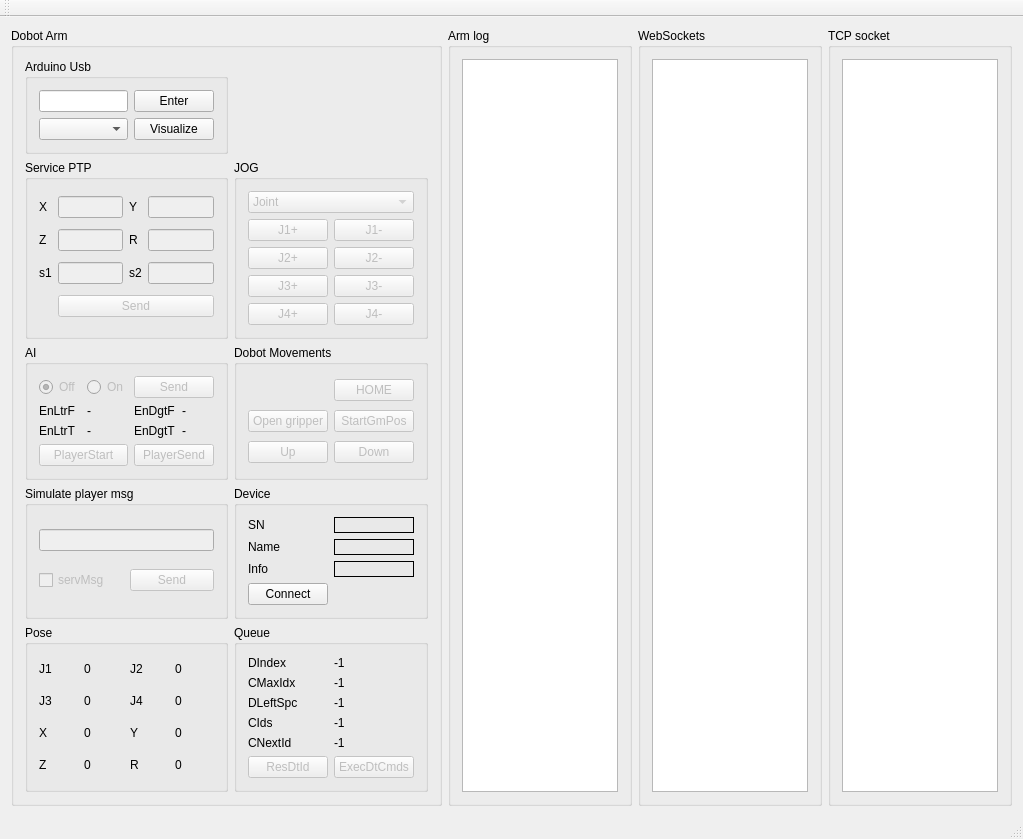
Above: mainwindow.ui from marianexyx/DobotChess before the change. Below: the same form after it.
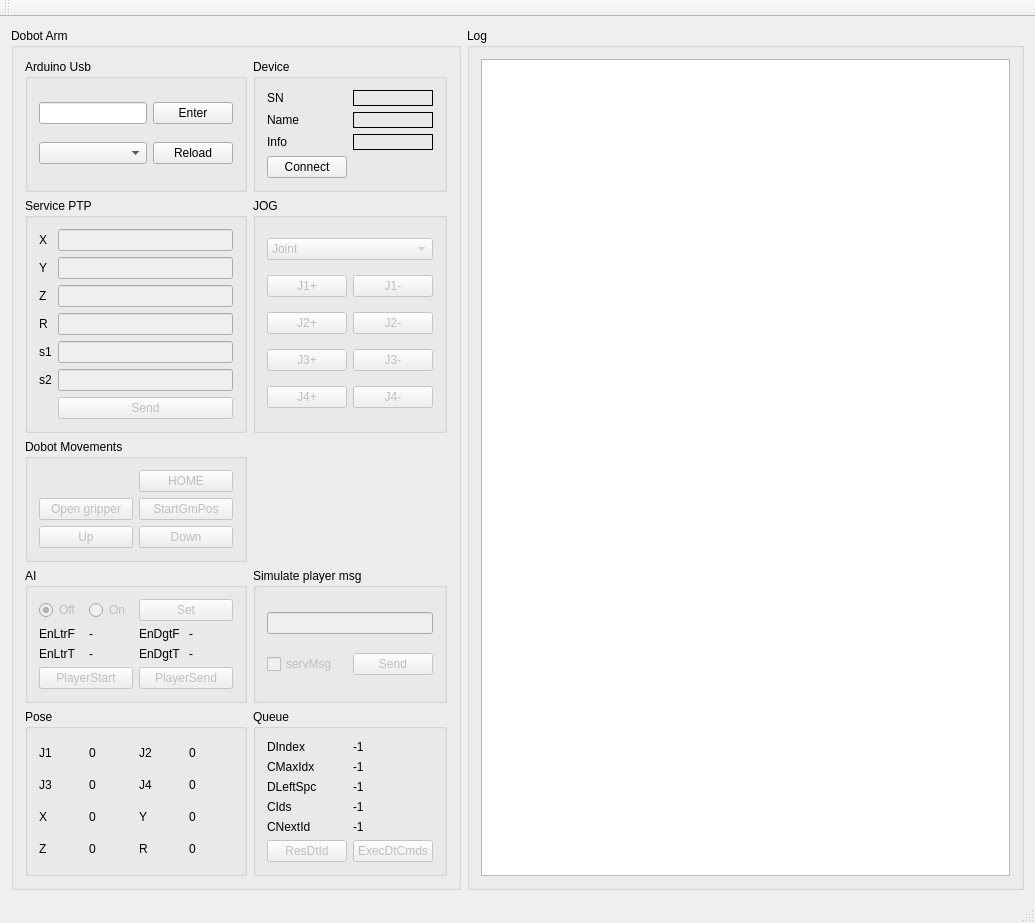
That is the form after the change.

```diff
--- a/mainwindow.ui
+++ b/mainwindow.ui
@@ -6,8 +6,8 @@
    <rect>
     <x>0</x>
     <y>0</y>
-    <width>1023</width>
-    <height>784</height>
+    <width>1035</width>
+    <height>874</height>
    </rect>
   </property>
   <property name="windowTitle">
@@ -15,34 +15,10 @@
   </property>
   <widget class="QWidget" name="centralWidget">
    <layout class="QGridLayout" name="gridLayout_4">
-    <item row="0" column="4">
-     <widget class="QGroupBox" name="groupBox_8">
-      <property name="title">
-       <string>WebSockets</string>
-      </property>
-      <layout class="QGridLayout" name="gridLayout_7">
-       <item row="0" column="0">
-        <widget class="QPlainTextEdit" name="websocket_debug"/>
-       </item>
-      </layout>
-     </widget>
-    </item>
-    <item row="0" column="5">
-     <widget class="QGroupBox" name="groupBox_9">
-      <property name="title">
-       <string>TCP socket</string>
-      </property>
-      <layout class="QGridLayout" name="gridLayout_8">
-       <item row="0" column="0">
-        <widget class="QPlainTextEdit" name="tcp_debug"/>
-       </item>
-      </layout>
-     </widget>
-    </item>
     <item row="0" column="3">
      <widget class="QGroupBox" name="groupBox_7">
       <property name="title">
-       <string>Arm log</string>
+       <string>Log</string>
       </property>
       <layout class="QVBoxLayout" name="verticalLayout">
        <item>
@@ -63,81 +39,111 @@
       <property name="title">
        <string>Dobot Arm</string>
       </property>
-      <layout class="QGridLayout" name="gridLayout_9">
-       <item row="8" column="2">
-        <widget class="QGroupBox" name="groupBox">
+      <layout class="QGridLayout" name="gridLayout_3">
+       <item row="1" column="0">
+        <widget class="QGroupBox" name="groupBox_3">
          <property name="title">
-          <string>Device</string>
+          <string>Service PTP</string>
          </property>
-         <layout class="QGridLayout" name="gridLayout_11">
+         <layout class="QFormLayout" name="formLayout_2">
           <item row="0" column="0">
-           <widget class="QLabel" name="label_9">
+           <widget class="QLabel" name="label_17">
             <property name="text">
-             <string>SN</string>
+             <string>X</string>
             </property>
            </widget>
           </item>
           <item row="0" column="1">
-           <widget class="QLabel" name="deviceSNLabel">
-            <property name="frameShape">
-             <enum>QFrame::Panel</enum>
-            </property>
-            <property name="text">
-             <string/>
-            </property>
-           </widget>
-          </item>
-          <item row="1" column="0">
-           <widget class="QLabel" name="label_10">
-            <property name="text">
-             <string>Name</string>
-            </property>
-           </widget>
-          </item>
-          <item row="1" column="1">
-           <widget class="QLabel" name="DeviceNameLabel">
-            <property name="frameShape">
-             <enum>QFrame::Panel</enum>
-            </property>
-            <property name="text">
-             <string/>
-            </property>
-            <property name="textFormat">
-             <enum>Qt::AutoText</enum>
-            </property>
-           </widget>
-          </item>
-          <item row="2" column="0">
-           <widget class="QLabel" name="label_11">
-            <property name="text">
-             <string>Info</string>
+           <widget class="QLineEdit" name="xPTPEdit">
+            <property name="enabled">
+             <bool>false</bool>
             </property>
            </widget>
           </item>
           <item row="2" column="1">
-           <widget class="QLabel" name="DeviceInfoLabel">
-            <property name="frameShape">
-             <enum>QFrame::Panel</enum>
-            </property>
-            <property name="frameShadow">
-             <enum>QFrame::Plain</enum>
-            </property>
-            <property name="text">
-             <string/>
+           <widget class="QLineEdit" name="yPTPEdit">
+            <property name="enabled">
+             <bool>false</bool>
             </property>
            </widget>
           </item>
           <item row="3" column="0">
-           <widget class="QPushButton" name="connectBtn">
+           <widget class="QLabel" name="label_19">
             <property name="text">
-             <string>Connect</string>
+             <string>Z</string>
+            </property>
+           </widget>
+          </item>
+          <item row="3" column="1">
+           <widget class="QLineEdit" name="zPTPEdit">
+            <property name="enabled">
+             <bool>false</bool>
+            </property>
+           </widget>
+          </item>
+          <item row="5" column="1">
+           <widget class="QLineEdit" name="rPTPEdit">
+            <property name="enabled">
+             <bool>false</bool>
+            </property>
+           </widget>
+          </item>
+          <item row="6" column="0">
+           <widget class="QLabel" name="label_12">
+            <property name="text">
+             <string>s1</string>
+            </property>
+           </widget>
+          </item>
+          <item row="6" column="1">
+           <widget class="QLineEdit" name="servo1GripperEdit">
+            <property name="enabled">
+             <bool>false</bool>
+            </property>
+           </widget>
+          </item>
+          <item row="8" column="1">
+           <widget class="QLineEdit" name="servo2GripperEdit">
+            <property name="enabled">
+             <bool>false</bool>
+            </property>
+           </widget>
+          </item>
+          <item row="9" column="1">
+           <widget class="QPushButton" name="sendBtn">
+            <property name="enabled">
+             <bool>false</bool>
+            </property>
+            <property name="text">
+             <string>Send</string>
+            </property>
+           </widget>
+          </item>
+          <item row="8" column="0">
+           <widget class="QLabel" name="label_13">
+            <property name="text">
+             <string>s2</string>
+            </property>
+           </widget>
+          </item>
+          <item row="5" column="0">
+           <widget class="QLabel" name="label_20">
+            <property name="text">
+             <string>R</string>
+            </property>
+           </widget>
+          </item>
+          <item row="2" column="0">
+           <widget class="QLabel" name="label_18">
+            <property name="text">
+             <string>Y</string>
             </property>
            </widget>
           </item>
          </layout>
         </widget>
        </item>
-       <item row="1" column="2" rowspan="5">
+       <item row="1" column="1">
         <widget class="QGroupBox" name="JOGgroupBox">
          <property name="title">
           <string>JOG</string>
@@ -243,106 +249,125 @@
          </layout>
         </widget>
        </item>
-       <item row="9" column="2">
-        <widget class="QGroupBox" name="groupBox_4">
+       <item row="3" column="0">
+        <widget class="QGroupBox" name="groupBox_10">
          <property name="title">
-          <string>Queue</string>
+          <string>AI</string>
          </property>
-         <layout class="QGridLayout" name="gridLayout_5">
-          <item row="3" column="1">
-           <widget class="QLabel" name="CoreIndexAmountlabel">
+         <layout class="QGridLayout" name="gridLayout_2">
+          <item row="1" column="2">
+           <widget class="QLabel" name="label_25">
             <property name="text">
-             <string>-1</string>
-            </property>
-           </widget>
-          </item>
-          <item row="0" column="0">
-           <widget class="QLabel" name="label_14">
-            <property name="text">
-             <string>DIndex</string>
-            </property>
-           </widget>
-          </item>
-          <item row="2" column="0">
-           <widget class="QLabel" name="label_21">
-            <property name="text">
-             <string>DLeftSpc</string>
+             <string>EnDgtF</string>
             </property>
            </widget>
           </item>
           <item row="1" column="0">
-           <widget class="QLabel" name="label_15">
+           <widget class="QLabel" name="label_23">
             <property name="text">
-             <string>CMaxIdx</string>
+             <string>EnLtrF</string>
             </property>
            </widget>
           </item>
           <item row="1" column="1">
-           <widget class="QLabel" name="CoreMaxQueuedIndexLabel">
+           <widget class="QLabel" name="AIEnLtrFromLbl">
             <property name="text">
-             <string>-1</string>
+             <string>-</string>
+            </property>
+           </widget>
+          </item>
+          <item row="3" column="0" colspan="2">
+           <widget class="QPushButton" name="AIEnemyStartBtn">
+            <property name="enabled">
+             <bool>false</bool>
+            </property>
+            <property name="text">
+             <string>PlayerStart</string>
+            </property>
+           </widget>
+          </item>
+          <item row="0" column="0">
+           <widget class="QRadioButton" name="botOffRadioBtn">
+            <property name="enabled">
+             <bool>false</bool>
+            </property>
+            <property name="text">
+             <string>Off</string>
+            </property>
+            <property name="checked">
+             <bool>true</bool>
             </property>
            </widget>
           </item>
           <item row="0" column="1">
-           <widget class="QLabel" name="DobotQueuedIndexLabel">
+           <widget class="QRadioButton" name="botOnRadioBtn">
+            <property name="enabled">
+             <bool>false</bool>
+            </property>
             <property name="text">
-             <string>-1</string>
+             <string>On</string>
             </property>
            </widget>
           </item>
-          <item row="3" column="0">
-           <widget class="QLabel" name="label_16">
+          <item row="1" column="3">
+           <widget class="QLabel" name="AIEnDgtFromLbl">
             <property name="text">
-             <string>CIds</string>
+             <string>-</string>
+            </property>
+           </widget>
+          </item>
+          <item row="0" column="2" colspan="2">
+           <widget class="QPushButton" name="AIBtn">
+            <property name="enabled">
+             <bool>false</bool>
+            </property>
+            <property name="text">
+             <string>Set</string>
+            </property>
+           </widget>
+          </item>
+          <item row="3" column="2" colspan="2">
+           <widget class="QPushButton" name="AIEnemySendBtn">
+            <property name="enabled">
+             <bool>false</bool>
+            </property>
+            <property name="text">
+             <string>PlayerSend</string>
+            </property>
+           </widget>
+          </item>
+          <item row="2" column="0">
+           <widget class="QLabel" name="label_24">
+            <property name="text">
+             <string>EnLtrT</string>
             </property>
            </widget>
           </item>
           <item row="2" column="1">
-           <widget class="QLabel" name="DobotQueuedCmdLeftSpaceLabel">
+           <widget class="QLabel" name="AIEnLtrToLbl">
             <property name="text">
-             <string>-1</string>
+             <string>-</string>
             </property>
            </widget>
           </item>
-          <item row="4" column="0">
-           <widget class="QLabel" name="label_22">
+          <item row="2" column="2">
+           <widget class="QLabel" name="label_27">
             <property name="text">
-             <string>CNextId</string>
+             <string>EnDgtT</string>
             </property>
            </widget>
           </item>
-          <item row="4" column="1">
-           <widget class="QLabel" name="CoreNextIdLabel">
+          <item row="2" column="3">
+           <widget class="QLabel" name="AIEnDgtToLbl">
             <property name="text">
-             <string>-1</string>
-            </property>
-           </widget>
-          </item>
-          <item row="5" column="1">
-           <widget class="QPushButton" name="executeDobotComandsBtn">
-            <property name="enabled">
-             <bool>false</bool>
-            </property>
-            <property name="text">
-             <string>ExecDtCmds</string>
-            </property>
-           </widget>
-          </item>
-          <item row="5" column="0">
-           <widget class="QPushButton" name="resetDobotIndexBtn">
-            <property name="enabled">
-             <bool>false</bool>
-            </property>
-            <property name="text">
-             <string>ResDtId</string>
+             <string>-</string>
             </property>
            </widget>
           </item>
          </layout>
         </widget>
        </item>
-       <item row="9" column="0">
+       <item row="4" column="0">
         <widget class="QGroupBox" name="groupBox_2">
          <property name="title">
           <string>Pose</string>
@@ -469,7 +494,148 @@
          </layout>
         </widget>
        </item>
-       <item row="7" column="2">
+       <item row="4" column="1">
+        <widget class="QGroupBox" name="groupBox_4">
+         <property name="title">
+          <string>Queue</string>
+         </property>
+         <layout class="QGridLayout" name="gridLayout_5">
+          <item row="3" column="1">
+           <widget class="QLabel" name="CoreIndexAmountlabel">
+            <property name="text">
+             <string>-1</string>
+            </property>
+           </widget>
+          </item>
+          <item row="0" column="0">
+           <widget class="QLabel" name="label_14">
+            <property name="text">
+             <string>DIndex</string>
+            </property>
+           </widget>
+          </item>
+          <item row="2" column="0">
+           <widget class="QLabel" name="label_21">
+            <property name="text">
+             <string>DLeftSpc</string>
+            </property>
+           </widget>
+          </item>
+          <item row="1" column="0">
+           <widget class="QLabel" name="label_15">
+            <property name="text">
+             <string>CMaxIdx</string>
+            </property>
+           </widget>
+          </item>
+          <item row="1" column="1">
+           <widget class="QLabel" name="CoreMaxQueuedIndexLabel">
+            <property name="text">
+             <string>-1</string>
+            </property>
+           </widget>
+          </item>
+          <item row="0" column="1">
+           <widget class="QLabel" name="DobotQueuedIndexLabel">
+            <property name="text">
+             <string>-1</string>
+            </property>
+           </widget>
+          </item>
+          <item row="3" column="0">
+           <widget class="QLabel" name="label_16">
+            <property name="text">
+             <string>CIds</string>
+            </property>
+           </widget>
+          </item>
+          <item row="2" column="1">
+           <widget class="QLabel" name="DobotQueuedCmdLeftSpaceLabel">
+            <property name="text">
+             <string>-1</string>
+            </property>
+           </widget>
+          </item>
+          <item row="4" column="0">
+           <widget class="QLabel" name="label_22">
+            <property name="text">
+             <string>CNextId</string>
+            </property>
+           </widget>
+          </item>
+          <item row="4" column="1">
+           <widget class="QLabel" name="CoreNextIdLabel">
+            <property name="text">
+             <string>-1</string>
+            </property>
+           </widget>
+          </item>
+          <item row="5" column="1">
+           <widget class="QPushButton" name="executeDobotComandsBtn">
+            <property name="enabled">
+             <bool>false</bool>
+            </property>
+            <property name="text">
+             <string>ExecDtCmds</string>
+            </property>
+           </widget>
+          </item>
+          <item row="5" column="0">
+           <widget class="QPushButton" name="resetDobotIndexBtn">
+            <property name="enabled">
+             <bool>false</bool>
+            </property>
+            <property name="text">
+             <string>ResDtId</string>
+            </property>
+           </widget>
+          </item>
+         </layout>
+        </widget>
+       </item>
+       <item row="3" column="1">
+        <widget class="QGroupBox" name="groupBox_6">
+         <property name="title">
+          <string>Simulate player msg </string>
+         </property>
+         <layout class="QGridLayout" name="gridLayout_6">
+          <item row="1" column="0">
+           <widget class="QCheckBox" name="serviceCheckBox">
+            <property name="enabled">
+             <bool>false</bool>
+            </property>
+            <property name="text">
+             <string>servMsg</string>
+            </property>
+           </widget>
+          </item>
+          <item row="0" column="0" colspan="2">
+           <widget class="QLineEdit" name="emulatePlayerMsgLineEdit">
+            <property name="enabled">
+             <bool>false</bool>
+            </property>
+           </widget>
+          </item>
+          <item row="1" column="1">
+           <widget class="QPushButton" name="sendSimulatedMsgBtn">
+            <property name="enabled">
+             <bool>false</bool>
+            </property>
+            <property name="text">
+             <string>Send</string>
+            </property>
+            <property name="autoDefault">
+             <bool>true</bool>
+            </property>
+            <property name="default">
+             <bool>true</bool>
+            </property>
+           </widget>
+          </item>
+         </layout>
+        </widget>
+       </item>
+       <item row="2" column="0">
         <widget class="QGroupBox" name="groupBox_11">
          <property name="title">
           <string>Dobot Movements</string>
@@ -533,263 +699,73 @@
          <zorder>downBtn</zorder>
         </widget>
        </item>
-       <item row="1" column="0" rowspan="5">
-        <widget class="QGroupBox" name="groupBox_3">
+       <item row="0" column="1">
+        <widget class="QGroupBox" name="groupBox">
          <property name="title">
-          <string>Service PTP</string>
+          <string>Device</string>
          </property>
-         <layout class="QGridLayout" name="gridLayout_3">
-          <item row="2" column="0">
-           <widget class="QLabel" name="label_12">
-            <property name="text">
-             <string>s1</string>
-            </property>
-           </widget>
-          </item>
-          <item row="1" column="0">
-           <widget class="QLabel" name="label_19">
-            <property name="text">
-             <string>Z</string>
-            </property>
-           </widget>
-          </item>
+         <layout class="QGridLayout" name="gridLayout_11">
           <item row="0" column="0">
-           <widget class="QLabel" name="label_17">
+           <widget class="QLabel" name="label_9">
             <property name="text">
-             <string>X</string>
+             <string>SN</string>
             </property>
            </widget>
           </item>
-          <item row="1" column="2">
-           <widget class="QLabel" name="label_20">
-            <property name="text">
-             <string>R</string>
-            </property>
-           </widget>
-          </item>
-          <item row="0" column="2">
-           <widget class="QLabel" name="label_18">
-            <property name="text">
-             <string>Y</string>
-            </property>
-           </widget>
-          </item>
           <item row="0" column="1">
-           <widget class="QLineEdit" name="xPTPEdit">
-            <property name="enabled">
-             <bool>false</bool>
+           <widget class="QLabel" name="deviceSNLabel">
+            <property name="frameShape">
+             <enum>QFrame::Panel</enum>
             </property>
-           </widget>
-          </item>
-          <item row="2" column="2">
-           <widget class="QLabel" name="label_13">
             <property name="text">
-             <string>s2</string>
+             <string/>
             </property>
            </widget>
           </item>
-          <item row="0" column="3">
-           <widget class="QLineEdit" name="yPTPEdit">
-            <property name="enabled">
-             <bool>false</bool>
-            </property>
-           </widget>
-          </item>
-          <item row="1" column="1">
-           <widget class="QLineEdit" name="zPTPEdit">
-            <property name="enabled">
-             <bool>false</bool>
-            </property>
-           </widget>
-          </item>
-          <item row="2" column="1">
-           <widget class="QLineEdit" name="servo1GripperEdit">
-            <property name="enabled">
-             <bool>false</bool>
-            </property>
-           </widget>
-          </item>
-          <item row="3" column="1" colspan="3">
-           <widget class="QPushButton" name="sendBtn">
-            <property name="enabled">
-             <bool>false</bool>
-            </property>
-            <property name="text">
-             <string>Send</string>
-            </property>
-           </widget>
-          </item>
-          <item row="1" column="3">
-           <widget class="QLineEdit" name="rPTPEdit">
-            <property name="enabled">
-             <bool>false</bool>
-            </property>
-           </widget>
-          </item>
-          <item row="2" column="3">
-           <widget class="QLineEdit" name="servo2GripperEdit">
-            <property name="enabled">
-             <bool>false</bool>
-            </property>
-           </widget>
-          </item>
-         </layout>
-        </widget>
-       </item>
-       <item row="8" column="0">
-        <widget class="QGroupBox" name="groupBox_6">
-         <property name="title">
-          <string>Simulate player msg </string>
-         </property>
-         <layout class="QGridLayout" name="gridLayout_6">
           <item row="1" column="0">
-           <widget class="QCheckBox" name="serviceCheckBox">
-            <property name="enabled">
-             <bool>false</bool>
-            </property>
+           <widget class="QLabel" name="label_10">
             <property name="text">
-             <string>servMsg</string>
+             <string>Name</string>
             </property>
            </widget>
           </item>
-          <item row="0" column="0" colspan="2">
-           <widget class="QLineEdit" name="emulatePlayerMsgLineEdit">
-            <property name="enabled">
-             <bool>false</bool>
-            </property>
-           </widget>
-          </item>
           <item row="1" column="1">
-           <widget class="QPushButton" name="sendSimulatedMsgBtn">
-            <property name="enabled">
-             <bool>false</bool>
+           <widget class="QLabel" name="DeviceNameLabel">
+            <property name="frameShape">
+             <enum>QFrame::Panel</enum>
             </property>
             <property name="text">
-             <string>Send</string>
+             <string/>
             </property>
-            <property name="autoDefault">
-             <bool>true</bool>
+            <property name="textFormat">
+             <enum>Qt::AutoText</enum>
             </property>
-            <property name="default">
-             <bool>true</bool>
-            </property>
            </widget>
           </item>
-         </layout>
-        </widget>
-       </item>
-       <item row="7" column="0">
-        <widget class="QGroupBox" name="groupBox_10">
-         <property name="title">
-          <string>AI</string>
-         </property>
-         <layout class="QGridLayout" name="gridLayout_2">
-          <item row="1" column="2">
-           <widget class="QLabel" name="label_25">
-            <property name="text">
-             <string>EnDgtF</string>
-            </property>
-           </widget>
-          </item>
-          <item row="1" column="0">
-           <widget class="QLabel" name="label_23">
-            <property name="text">
-             <string>EnLtrF</string>
-            </property>
-           </widget>
-          </item>
-          <item row="1" column="1">
-           <widget class="QLabel" name="AIEnLtrFromLbl">
-            <property name="text">
-             <string>-</string>
-            </property>
-           </widget>
-          </item>
-          <item row="3" column="0" colspan="2">
-           <widget class="QPushButton" name="AIEnemyStartBtn">
-            <property name="enabled">
-             <bool>false</bool>
-            </property>
-            <property name="text">
-             <string>PlayerStart</string>
-            </property>
-           </widget>
-          </item>
-          <item row="0" column="0">
-           <widget class="QRadioButton" name="botOffRadioBtn">
-            <property name="enabled">
-             <bool>false</bool>
-            </property>
-            <property name="text">
-             <string>Off</string>
-            </property>
-            <property name="checked">
-             <bool>true</bool>
-            </property>
-           </widget>
-          </item>
-          <item row="0" column="1">
-           <widget class="QRadioButton" name="botOnRadioBtn">
-            <property name="enabled">
-             <bool>false</bool>
-            </property>
-            <property name="text">
-             <string>On</string>
-            </property>
-           </widget>
-          </item>
-          <item row="1" column="3">
-           <widget class="QLabel" name="AIEnDgtFromLbl">
-            <property name="text">
-             <string>-</string>
-            </property>
-           </widget>
-          </item>
-          <item row="0" column="2" colspan="2">
-           <widget class="QPushButton" name="AIBtn">
-            <property name="enabled">
-             <bool>false</bool>
-            </property>
-            <property name="text">
-             <string>Send</string>
-            </property>
-           </widget>
-          </item>
-          <item row="3" column="2" colspan="2">
-           <widget class="QPushButton" name="AIEnemySendBtn">
-            <property name="enabled">
-             <bool>false</bool>
-            </property>
-            <property name="text">
-             <string>PlayerSend</string>
-            </property>
-           </widget>
-          </item>
           <item row="2" column="0">
-           <widget class="QLabel" name="label_24">
+           <widget class="QLabel" name="label_11">
             <property name="text">
-             <string>EnLtrT</string>
+             <string>Info</string>
             </property>
            </widget>
           </item>
           <item row="2" column="1">
-           <widget class="QLabel" name="AIEnLtrToLbl">
-            <property name="text">
-             <string>-</string>
+           <widget class="QLabel" name="DeviceInfoLabel">
+            <property name="frameShape">
+             <enum>QFrame::Panel</enum>
             </property>
-           </widget>
-          </item>
-          <item row="2" column="2">
-           <widget class="QLabel" name="label_27">
+            <property name="frameShadow">
+             <enum>QFrame::Plain</enum>
+            </property>
             <property name="text">
-             <string>EnDgtT</string>
+             <string/>
             </property>
            </widget>
           </item>
-          <item row="2" column="3">
-           <widget class="QLabel" name="AIEnDgtToLbl">
+          <item row="3" column="0">
+           <widget class="QPushButton" name="connectBtn">
             <property name="text">
-             <string>-</string>
+             <string>Connect</string>
             </property>
            </widget>
           </item>
@@ -802,11 +778,18 @@
           <string>Arduino Usb</string>
          </property>
          <layout class="QGridLayout" name="gridLayout_13">
+          <item row="1" column="0">
+           <widget class="QComboBox" name="portsComboBox"/>
+          </item>
           <item row="0" column="0">
            <widget class="QLineEdit" name="commandLine"/>
           </item>
-          <item row="1" column="0">
-           <widget class="QComboBox" name="port"/>
+          <item row="1" column="1">
+           <widget class="QPushButton" name="reloadPortsBtn">
+            <property name="text">
+             <string>Reload</string>
+            </property>
+           </widget>
           </item>
           <item row="0" column="1">
            <widget class="QPushButton" name="enterButton">
@@ -815,13 +798,6 @@
             </property>
            </widget>
           </item>
-          <item row="1" column="1">
-           <widget class="QPushButton" name="visual">
-            <property name="text">
-             <string>Visualize</string>
-            </property>
-           </widget>
-          </item>
          </layout>
         </widget>
        </item>
```
Left out of the diff: 7 changed lines with no effect on the pictures.
